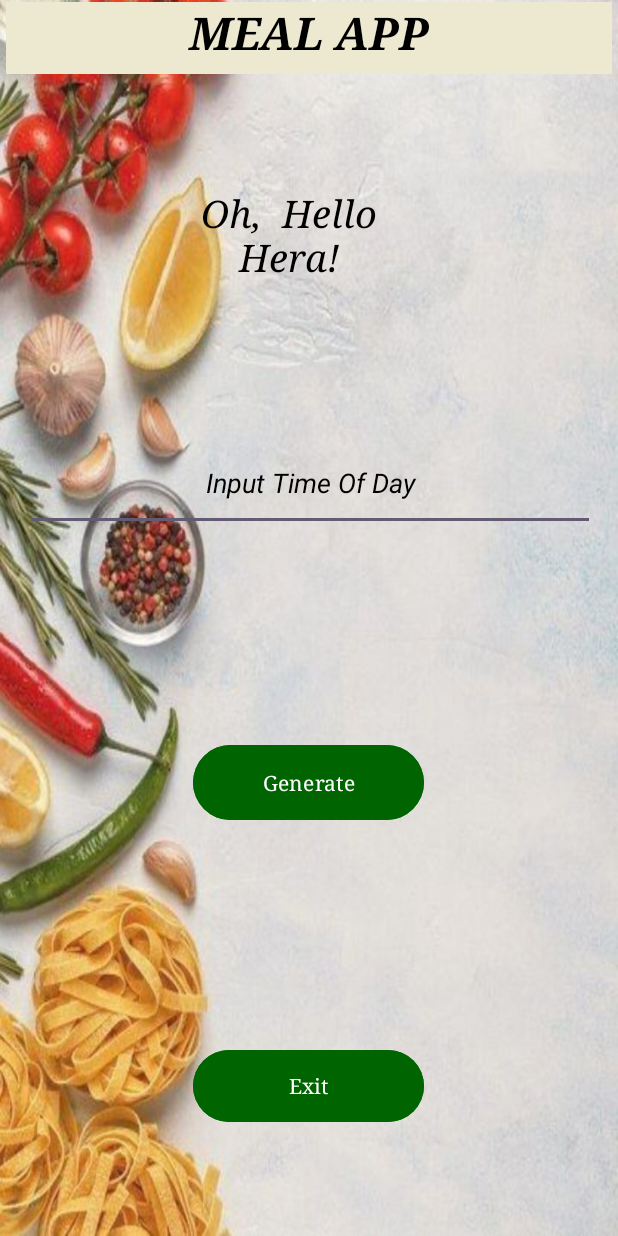
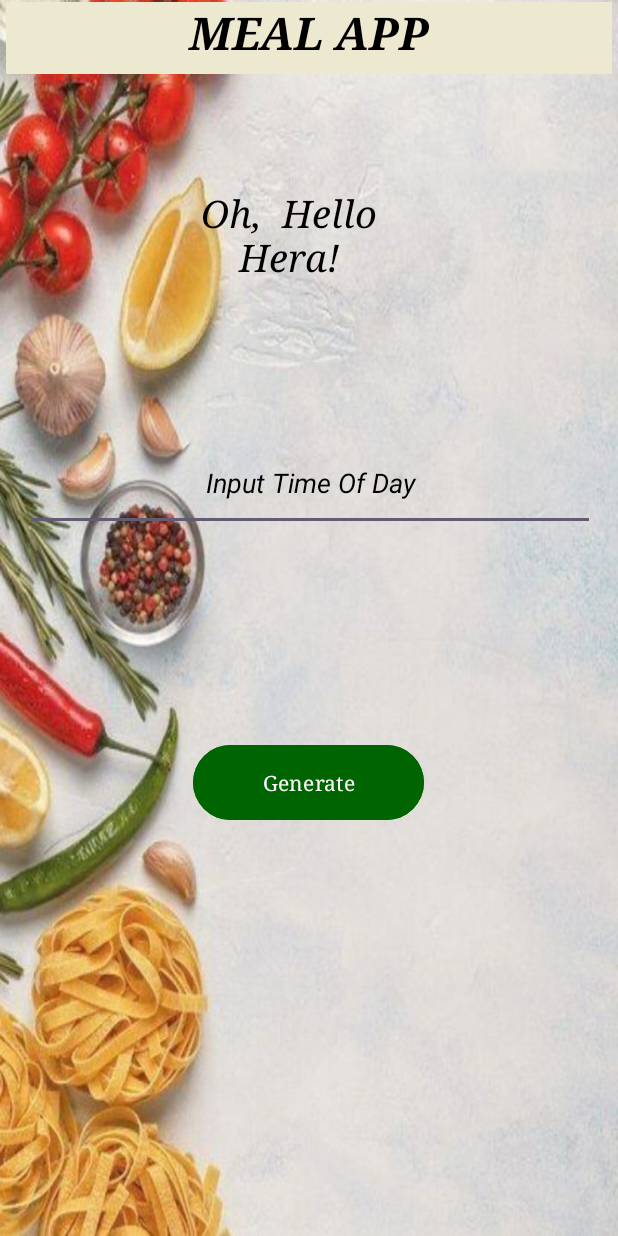
Before and after one commit to VCSTDN2024/imad5112-assignment-1-ST10480778, an Android app: the screen it shows after launch (MainActivity), on a phone screen of 412 x 824 dp. Run offline under Robolectric (Android 15) with nearby library versions, the phone set to English and light mode, and no system bars; Roboto replaces fonts that are not available here.

Commit message:
removed 1rst exit button

```diff
--- a/app/src/main/java/com/example/mealapp/MainActivity.kt
+++ b/app/src/main/java/com/example/mealapp/MainActivity.kt
@@ -16,7 +16,7 @@ class MainActivity : AppCompatActivity() {
     private lateinit var inputEditText: EditText
     private lateinit var generateButton: Button
     private lateinit var textView3: TextView
-    private lateinit var closeBtn : Button
+
 
     override fun onCreate(savedInstanceState: Bundle?) {
         super.onCreate(savedInstanceState)
@@ -26,7 +26,7 @@ class MainActivity : AppCompatActivity() {
         inputEditText = findViewById(R.id.inputEditText)
         generateButton = findViewById(R.id.generateBtn)
         textView3 = findViewById(R.id.textView3)
-       closeBtn = findViewById(R.id.closeBtn)
+
 
 
         generateButton.setOnClickListener {
@@ -37,9 +37,6 @@ class MainActivity : AppCompatActivity() {
                 return@setOnClickListener//AI fixed if statement for correction to make sure that when the user doesn't enter an input it doesn't transfer to Suggestion-one.xml
             }
 
-            closeBtn.setOnClickListener {
-                finishAffinity()
-            }
 
             val mealSuggestion = matchTimeOfDayToMeal(timeOfDay.lowercase())
 
--- a/app/src/main/res/layout/activity_main.xml
+++ b/app/src/main/res/layout/activity_main.xml
@@ -76,18 +76,5 @@
         app:layout_constraintTop_toTopOf="parent"
         app:layout_constraintVertical_bias="0.171" />
 
-    <Button
-        android:id="@+id/closeBtn"
-        android:layout_width="154dp"
-        android:layout_height="56dp"
-        android:layout_marginBottom="72dp"
-        android:fontFamily="serif"
-        android:text="Exit"
-        android:backgroundTint="@color/DarkGreen"
-        app:layout_constraintBottom_toBottomOf="parent"
-        app:layout_constraintEnd_toEndOf="parent"
-        app:layout_constraintHorizontal_bias="0.498"
-        app:layout_constraintStart_toStartOf="parent" />
-
 
 </androidx.constraintlayout.widget.ConstraintLayout>
```
